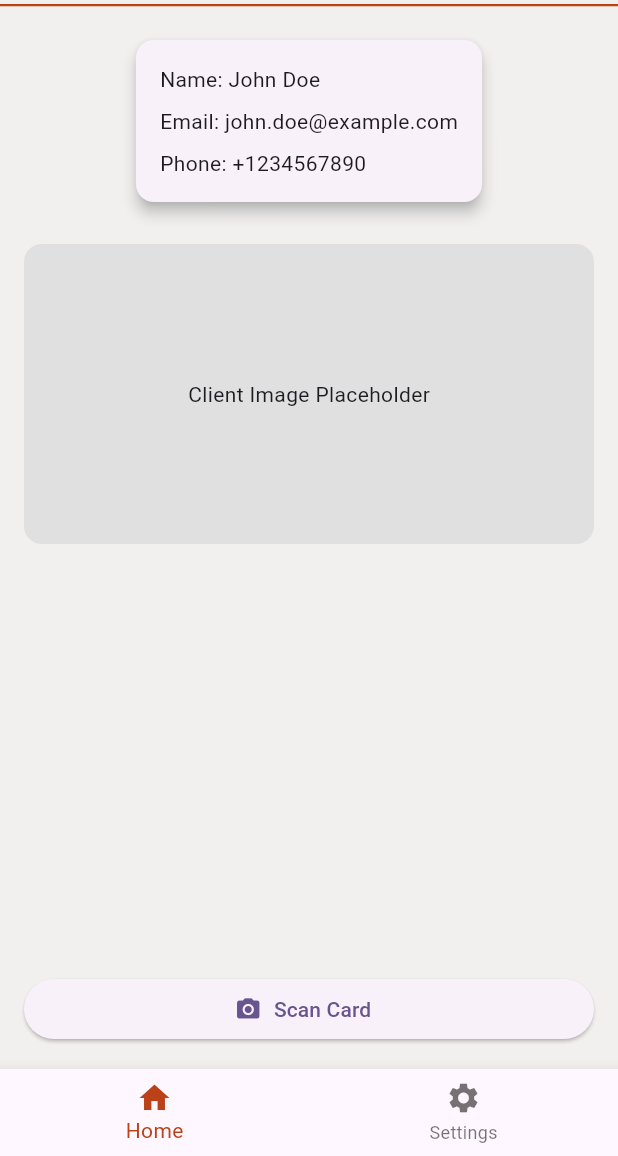
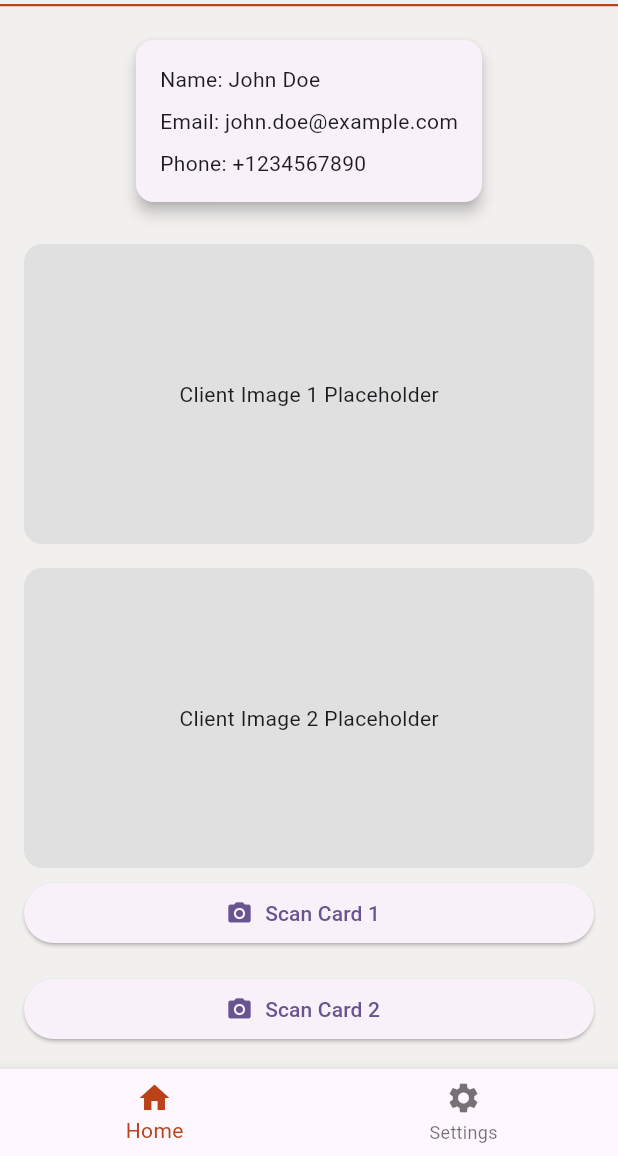
Before and after one commit to Ynov-Challenge-48h/challenge-front, a Flutter app: the ClientInfoPage screen opened directly, on a phone screen of 412 x 824 dp, the part 80-1236 px from its top. Run offline on Flutter 3.47's test engine with Material 3 defaults, Android fonts, the phone set to English and light mode, and no system bars; our stand-ins replace camera.

Commit message:
✨ client infos now has 2 place holders for the 2 images

```diff
--- a/app_challenge_48h/lib/client-infos/client_infos.dart
+++ b/app_challenge_48h/lib/client-infos/client_infos.dart
@@ -1,22 +1,31 @@
+import 'dart:io';
 import 'package:app_challenge_48h/app-bar/app_bar.dart';
 import 'package:app_challenge_48h/scan-cni/scan_cni.dart';
 import 'package:app_challenge_48h/theme/app_colors.dart';
 import 'package:app_challenge_48h/nav-bar/nav_bar.dart';
 import 'package:flutter/material.dart';
 
-class ClientInfoPage extends StatelessWidget {
+class ClientInfoPage extends StatefulWidget {
   const ClientInfoPage({super.key});
 
   @override
-  Widget build(BuildContext context) {
+  _ClientInfoPageState createState() => _ClientInfoPageState();
+}
 
-    // temporary data for tests
+class _ClientInfoPageState extends State<ClientInfoPage> {
+  // temp data for tests
   final client = {
     'name': 'John Doe',
     'email': 'john.doe@example.com',
     'phone': '+1234567890',
   };
 
+  // to store image paths
+  String? clientImagePath1;
+  String? clientImagePath2;
+
+  @override
+  Widget build(BuildContext context) {
     return Scaffold(
       appBar: CustomAppBar(),
       body: Padding(
@@ -43,10 +52,11 @@ class ClientInfoPage extends StatelessWidget {
                 ),
               ),
             ),
-
             const SizedBox(height: 24),
 
-            Container(
+            // 1st placeholder
+            clientImagePath1 == null
+                ? Container(
                     width: double.infinity,
                     height: 200,
                     decoration: BoxDecoration(
@@ -54,24 +64,83 @@ class ClientInfoPage extends StatelessWidget {
                       borderRadius: BorderRadius.circular(12),
                     ),
                     child: const Center(
-                child: Text('Client Image Placeholder'),
+                      child: Text('Client Image 1 Placeholder'),
                     ),
+                  )
+                : Image.file(
+                    File(clientImagePath1!), // displays img 1
+                    fit: BoxFit.cover,
+                    height: 200,
+                    width: double.infinity,
+                  ),
+
+            const SizedBox(height: 16),
+
+            // 2nd placeholder
+            clientImagePath2 == null
+                ? Container(
+                    width: double.infinity,
+                    height: 200,
+                    decoration: BoxDecoration(
+                      color: Colors.grey[300],
+                      borderRadius: BorderRadius.circular(12),
+                    ),
+                    child: const Center(
+                      child: Text('Client Image 2 Placeholder'),
+                    ),
+                  )
+                : Image.file(
+                    File(clientImagePath2!),
+                    fit: BoxFit.cover,
+                    height: 200,
+                    width: double.infinity,
                   ),
 
             const Spacer(),
 
-            // Scan Card Button
+            // btn 1
             SizedBox(
               width: double.infinity,
               child: ElevatedButton.icon(
-                onPressed: () {
-                  Navigator.push(
+                onPressed: () async {
+                  // go to camera page -> get the image path
+                  final imagePath = await Navigator.push(
                     context,
-                    MaterialPageRoute(builder: (context) => const HomePage()), // sends to scan-cni
+                    MaterialPageRoute(builder: (context) => const HomePage()),
                   );
+
+                  // if picture is taken updates the first image path and refresh UI
+                  if (imagePath != null) {
+                    setState(() {
+                      clientImagePath1 = imagePath;
+                    });
+                  }
                 },
                 icon: const Icon(Icons.camera_alt),
-                label: const Text("Scan Card"),
+                label: const Text("Scan Card 1"),
+              ),
+            ),
+
+            const SizedBox(height: 16),
+
+            // btn 2
+            SizedBox(
+              width: double.infinity,
+              child: ElevatedButton.icon(
+                onPressed: () async {
+                  final imagePath = await Navigator.push(
+                    context,
+                    MaterialPageRoute(builder: (context) => const HomePage()),
+                  );
+
+                  if (imagePath != null) {
+                    setState(() {
+                      clientImagePath2 = imagePath;
+                    });
+                  }
+                },
+                icon: const Icon(Icons.camera_alt),
+                label: const Text("Scan Card 2"),
               ),
             ),
           ],
--- a/app_challenge_48h/lib/scan-cni/scan_cni.dart
+++ b/app_challenge_48h/lib/scan-cni/scan_cni.dart
@@ -8,15 +8,14 @@ class HomePage extends StatefulWidget {
   State<HomePage> createState() => _HomePageState();
 }
 
-class _HomePageState extends State<HomePage>with WidgetsBindingObserver {
+class _HomePageState extends State<HomePage> with WidgetsBindingObserver {
   List<CameraDescription> cameras = [];
   CameraController? cameraController;
 
   @override
   void didChangeAppLifecycleState(AppLifecycleState state) {
     super.didChangeAppLifecycleState(state);
-    if (cameraController == null ||
-        cameraController?.value.isInitialized == false) {
+    if (cameraController == null || cameraController?.value.isInitialized == false) {
       return;
     }
 
@@ -63,7 +62,8 @@ class _HomePageState extends State<HomePage>with WidgetsBindingObserver {
           IconButton(
             onPressed: () async {
               XFile picture = await cameraController!.takePicture();
-              // Handle the captured image
+              // Return the image path to previous page
+              Navigator.pop(context, picture.path);
             },
             iconSize: 100,
             icon: const Icon(
@@ -76,7 +76,6 @@ class _HomePageState extends State<HomePage>with WidgetsBindingObserver {
       ),
     );
   }
-
 
   Future<void> _setupCameraController() async {
     List<CameraDescription> _cameras = await availableCameras();
@@ -102,5 +101,4 @@ class _HomePageState extends State<HomePage>with WidgetsBindingObserver {
       });
     }
   }
-
 }
```
Lines whose indentation alone changed are shown as unchanged.
